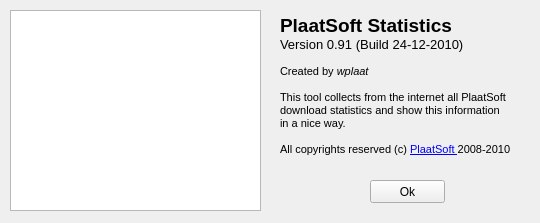
Old version of the form src/about.ui in the repository plaatsoft/plaatstats.
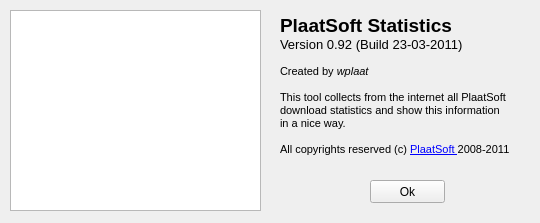
New version of the form.

The edit to the form file:
```diff
--- a/src/about.ui
+++ b/src/about.ui
@@ -38,7 +38,7 @@
 p, li { white-space: pre-wrap; }
 &lt;/style&gt;&lt;/head&gt;&lt;body style=&quot; font-family:'MS Shell Dlg 2'; font-size:8.25pt; font-weight:400; font-style:normal;&quot;&gt;
 &lt;p style=&quot; margin-top:0px; margin-bottom:0px; margin-left:0px; margin-right:0px; -qt-block-indent:0; text-indent:0px;&quot;&gt;&lt;span style=&quot; font-size:14pt; font-weight:600;&quot;&gt;PlaatSoft Statistics&lt;/span&gt;&lt;/p&gt;
-&lt;p style=&quot; margin-top:0px; margin-bottom:0px; margin-left:0px; margin-right:0px; -qt-block-indent:0; text-indent:0px;&quot;&gt;&lt;span style=&quot; font-size:10pt;&quot;&gt;Version 0.91 (Build 24-12-2010)&lt;/span&gt;&lt;/p&gt;
+&lt;p style=&quot; margin-top:0px; margin-bottom:0px; margin-left:0px; margin-right:0px; -qt-block-indent:0; text-indent:0px;&quot;&gt;&lt;span style=&quot; font-size:10pt;&quot;&gt;Version 0.92 (Build 23-03-2011)&lt;/span&gt;&lt;/p&gt;
 &lt;p style=&quot; margin-top:0px; margin-bottom:0px; margin-left:0px; margin-right:0px; -qt-block-indent:0; text-indent:0px;&quot;&gt;&lt;span style=&quot; font-size:8pt;&quot;&gt;          &lt;/span&gt;&lt;/p&gt;
 &lt;p style=&quot; margin-top:0px; margin-bottom:0px; margin-left:0px; margin-right:0px; -qt-block-indent:0; text-indent:0px;&quot;&gt;&lt;span style=&quot; font-size:8pt;&quot;&gt;Created by &lt;/span&gt;&lt;span style=&quot; font-size:8pt; font-style:italic;&quot;&gt;wplaat&lt;/span&gt;&lt;/p&gt;
 &lt;p style=&quot; margin-top:0px; margin-bottom:0px; margin-left:0px; margin-right:0px; -qt-block-indent:0; text-indent:0px;&quot;&gt;&lt;span style=&quot; font-size:8pt;&quot;&gt;       &lt;/span&gt;&lt;/p&gt;
@@ -46,7 +46,7 @@
 &lt;p style=&quot; margin-top:0px; margin-bottom:0px; margin-left:0px; margin-right:0px; -qt-block-indent:0; text-indent:0px;&quot;&gt;&lt;span style=&quot; font-size:8pt;&quot;&gt;download statistics and show this information&lt;/span&gt;&lt;/p&gt;
 &lt;p style=&quot; margin-top:0px; margin-bottom:0px; margin-left:0px; margin-right:0px; -qt-block-indent:0; text-indent:0px;&quot;&gt;&lt;span style=&quot; font-size:8pt;&quot;&gt;in a nice way.&lt;/span&gt;&lt;/p&gt;
 &lt;p style=&quot;-qt-paragraph-type:empty; margin-top:0px; margin-bottom:0px; margin-left:0px; margin-right:0px; -qt-block-indent:0; text-indent:0px; font-size:8pt;&quot;&gt;&lt;/p&gt;
-&lt;p style=&quot; margin-top:0px; margin-bottom:0px; margin-left:0px; margin-right:0px; -qt-block-indent:0; text-indent:0px;&quot;&gt;&lt;span style=&quot; font-size:8pt;&quot;&gt;All copyrights reserved (c) &lt;/span&gt;&lt;a href=&quot;http://www.plaatsoft.nl&quot;&gt;&lt;span style=&quot; font-size:8pt; text-decoration: underline; color:#0000ff;&quot;&gt;PlaatSoft &lt;/span&gt;&lt;/a&gt;&lt;span style=&quot; font-size:8pt;&quot;&gt;2008-2010&lt;/span&gt;&lt;/p&gt;&lt;/body&gt;&lt;/html&gt;</string>
+&lt;p style=&quot; margin-top:0px; margin-bottom:0px; margin-left:0px; margin-right:0px; -qt-block-indent:0; text-indent:0px;&quot;&gt;&lt;span style=&quot; font-size:8pt;&quot;&gt;All copyrights reserved (c) &lt;/span&gt;&lt;a href=&quot;http://www.plaatsoft.nl&quot;&gt;&lt;span style=&quot; font-size:8pt; text-decoration: underline; color:#0000ff;&quot;&gt;PlaatSoft &lt;/span&gt;&lt;/a&gt;&lt;span style=&quot; font-size:8pt;&quot;&gt;2008-2011&lt;/span&gt;&lt;/p&gt;&lt;/body&gt;&lt;/html&gt;</string>
    </property>
   </widget>
   <widget class="QPushButton" name="pushButton">
```
